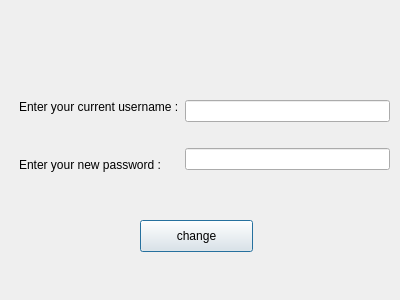
The window that Store/change_password.ui (Mitraaaaa/Store) describes before a commit, drawn with Qt 5.
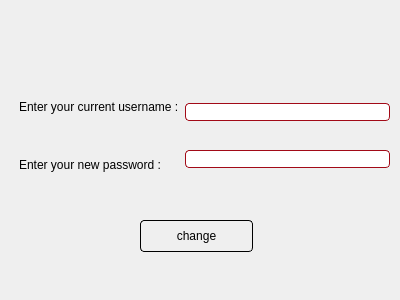
The same window after the commit.

```diff
--- a/Store/change_password.ui
+++ b/Store/change_password.ui
@@ -13,6 +13,41 @@
   <property name="windowTitle">
    <string>Dialog</string>
   </property>
+  <property name="styleSheet">
+   <string notr="true">QDialog
+{
+      background: qconicalgradient(cx:0.5, cy:0.5, angle:30,
+                stop:0 rgb(193, 192, 193), stop:1 rgb(255, 159, 159))
+
+}
+QLineEdit
+{
+ border-width: 1px;
+    border-style: solid;
+    border-color:rgb(162, 10, 23);
+    border-radius: 4px;
+background-color:white;
+color:rgb(166, 5, 0);
+	font: 13pt &quot;Comic Sans MS&quot;;
+}
+QLabel
+{
+	
+	font: 75 14pt &quot;Comic Sans MS&quot;;
+color:black;
+}
+QPushButton
+{
+	
+	font: 75 14pt &quot;Comic Sans MS&quot;;
+background: qlineargradient(x1:0, y1:0, x2:1, y2:1,
+                stop:0 white, stop: 0.4 white, stop:1 rgb(193, 192, 193));
+color:black;
+  	 border-width: 1px;
+    border-style: solid;
+    border-radius: 4px;
+}</string>
+  </property>
   <widget class="QPushButton" name="changepassbutton">
    <property name="geometry">
     <rect>
@@ -26,7 +61,7 @@
     <string>change</string>
    </property>
   </widget>
-  <widget class="QWidget" name="">
+  <widget class="QWidget" name="layoutWidget">
    <property name="geometry">
     <rect>
      <x>19</x>
```
